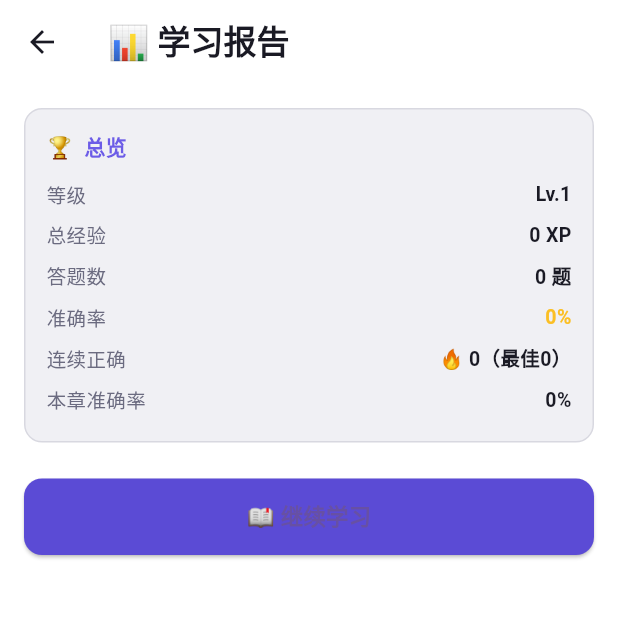
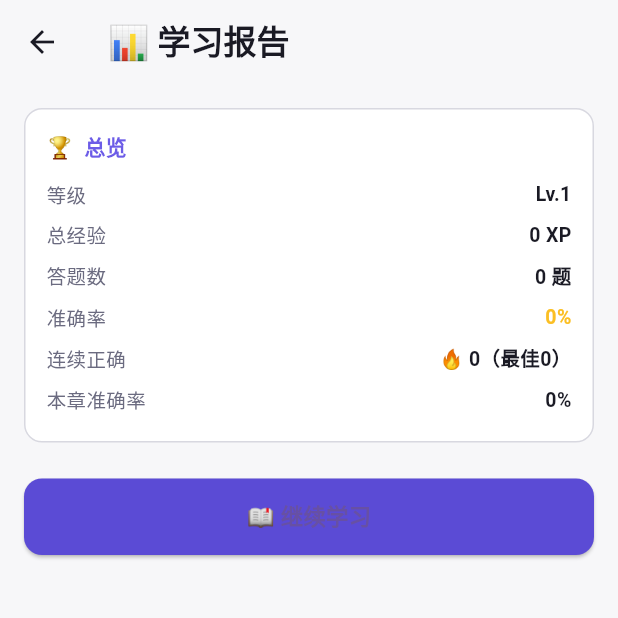
Before and after one commit to congxin070708/eureka, a Flutter app: the ReportScreen screen opened directly with empty values, on a phone screen of 412 x 824 dp, the top half of it. Run offline on Flutter 3.47's test engine with Material 3 defaults, Android fonts, the phone set to English and light mode, and no system bars; our stand-ins replace file_picker, flutter_local_notifications, flutter_riverpod, flutter_secure_storage, share_plus, shared_preferences and 2 more; accounts and stored records are empty; Roboto replaces fonts that are missing (AppFont).

Commit message:
完善: report_screen接入Riverpod + 语义色 + 输入验证单元测试
- report_screen.dart: 从 StatelessWidget 改为 ConsumerWidget,
  改用 ref.watch(studyEngineProvider) 读取引擎数据
- app_theme.dart: 新增语义状态色(success/warning/error/info/dimGray)
- chat_bubble/demo_panel: withOpacity 统一为 withValues(alpha:)
- learn_screen.dart: 硬编码颜色改用 AppTheme 语义色
- 新增 test/input_validation_test.dart:
  4个测试组、30+测试用例,覆盖学科名验证/追问识别/
  其他学科识别/无关输入拦截/目的识别

```diff
--- a/lib/app_theme.dart
+++ b/lib/app_theme.dart
@@ -23,6 +23,13 @@ class AppTheme {
   static const Color taskLocked = Color(0xFF9a9aae);
   static Color get taskActive => accent;
   static const Color taskDone = Color(0xFF22c55e);
+
+  // ── 语义状态色(明暗通用,保证对比度) ──
+  static const Color success = Color(0xFF22c55e);  // ✅ 成功/正确/已完成
+  static const Color warning = Color(0xFFf97316);  // ⚠️ 提醒/待复习
+  static const Color error = Color(0xFFef4444);    // ❌ 错误/删除
+  static const Color info = Color(0xFFeab308);     // 💡 提示/经验值
+  static const Color dimGray = Color(0xFF888888);  // ⚪ 中性灰(通用)
 
   // ── 价值颜色分级（从高到低,明暗通用） ──
   static Color valueColor(int score) {
--- a/lib/screens/learn_screen.dart
+++ b/lib/screens/learn_screen.dart
@@ -557,7 +557,7 @@ class _LearnScreenState extends ConsumerState<LearnScreen> {
         ScaffoldMessenger.of(context).showSnackBar(
           const SnackBar(
             content: Text('📌 已收藏过'),
-            backgroundColor: Color(0xFF888888),
+            backgroundColor: AppTheme.dimGray,
             duration: Duration(seconds: 1),
           ),
         );
@@ -593,7 +593,7 @@ class _LearnScreenState extends ConsumerState<LearnScreen> {
               ScaffoldMessenger.of(context).showSnackBar(
                 SnackBar(
                   content: const Text('✅ 已保存'),
-                  backgroundColor: const Color(0xFF22c55e),
+                  backgroundColor: AppTheme.success,
                   duration: const Duration(seconds: 1),
                 ),
               );
--- a/lib/screens/report_screen.dart
+++ b/lib/screens/report_screen.dart
@@ -1,27 +1,31 @@
 import 'package:flutter/material.dart';
+import 'package:flutter_riverpod/flutter_riverpod.dart';
 import '../study_engine.dart';
 import '../app_theme.dart';
+import '../providers/app_providers.dart';
 
-class ReportScreen extends StatelessWidget {
-  final StudyEngine engine;
+/// 学习报告页面 - 改用 Riverpod 读取引擎数据
+class ReportScreen extends ConsumerWidget {
   final String subject;
-        ReportScreen({super.key, required this.engine, required this.subject});
+  const ReportScreen({super.key, required this.subject});
 
   @override
-  Widget build(BuildContext context) {
-    final e = engine;
+  Widget build(BuildContext context, WidgetRef ref) {
+    final e = ref.watch(studyEngineProvider);
     final sub = e.getSubject(subject);
 
     return Scaffold(
-      backgroundColor: AppTheme.surface,
+      backgroundColor: AppTheme.bg,
       appBar: AppBar(
-        backgroundColor: AppTheme.surface,
+        backgroundColor: AppTheme.bg,
         elevation: 0,
         leading: IconButton(
           icon: Icon(Icons.arrow_back, color: AppTheme.textPrimary),
           onPressed: () => Navigator.pop(context),
         ),
-        title:       Text('📊 学习报告', style: TextStyle(color: AppTheme.textPrimary, fontWeight: FontWeight.w700)),
+        title: Text('📊 学习报告',
+            style: TextStyle(
+                color: AppTheme.textPrimary, fontWeight: FontWeight.w700)),
       ),
       body: ListView(
         padding: const EdgeInsets.all(16),
@@ -32,7 +36,10 @@ class ReportScreen extends StatelessWidget {
               _Row('等级', 'Lv.${e.level}'),
               _Row('总经验', '${e.totalXp} XP'),
               _Row('答题数', '${e.totalQ} 题'),
-              _Row('准确率', '${e.accuracy}%', color: e.accuracy >= 60 ? const Color(0xFF4ade80) : const Color(0xFFfbbf24)),
+              _Row('准确率', '${e.accuracy}%',
+                  color: e.accuracy >= 60
+                      ? const Color(0xFF4ade80)
+                      : const Color(0xFFfbbf24)),
               _Row('连续正确', '🔥 ${e.streak}（最佳${e.bestStreak}）'),
               _Row('本章准确率', '${sub.accuracy}%'),
             ],
@@ -40,12 +47,14 @@ class ReportScreen extends StatelessWidget {
           if (e.history.isNotEmpty)
             _Card(
               title: '📝 最近记录',
-              children: e.history.take(10).map((h) => _Row(
+              children: e.history.take(10).map((h) {
+                return _Row(
                   '${h.score >= 60 ? "✅" : "❌"} ${h.subject}',
                   '${h.score}分 +${h.xpGain}XP',
-              )).toList(),
+                );
+              }).toList(),
             ),
-                SizedBox(height: 16),
+          const SizedBox(height: 16),
           SizedBox(
             width: double.infinity,
             child: ElevatedButton(
@@ -53,9 +62,12 @@ class ReportScreen extends StatelessWidget {
               style: ElevatedButton.styleFrom(
                 backgroundColor: AppTheme.accent,
                 padding: const EdgeInsets.symmetric(vertical: 14),
-                shape: RoundedRectangleBorder(borderRadius: BorderRadius.circular(12)),
+                shape: RoundedRectangleBorder(
+                    borderRadius: BorderRadius.circular(12)),
               ),
-              child: const Text('📖 继续学习', style: TextStyle(fontSize: 15, fontWeight: FontWeight.w600)),
+              child: const Text('📖 继续学习',
+                  style:
+                      TextStyle(fontSize: 15, fontWeight: FontWeight.w600)),
             ),
           ),
         ],
@@ -73,16 +85,20 @@ class _Card extends StatelessWidget {
   Widget build(BuildContext context) {
     return Container(
       margin: const EdgeInsets.only(bottom: 8),
-      padding:       EdgeInsets.all(14),
+      padding: const EdgeInsets.all(14),
       decoration: BoxDecoration(
-        color: AppTheme.surfaceLight,
+        color: AppTheme.surface,
         border: Border.all(color: AppTheme.border),
         borderRadius: BorderRadius.circular(12),
       ),
       child: Column(
         crossAxisAlignment: CrossAxisAlignment.start,
         children: [
-          Text(title, style: TextStyle(fontSize: 14, fontWeight: FontWeight.w600, color: AppTheme.accentGlow)),
+          Text(title,
+              style: TextStyle(
+                  fontSize: 14,
+                  fontWeight: FontWeight.w600,
+                  color: AppTheme.accentGlow)),
           const SizedBox(height: 8),
           ...children,
         ],
@@ -91,15 +107,29 @@ class _Card extends StatelessWidget {
   }
 }
 
-Widget _Row(String label, String value, {Color? color}) {
+class _Row extends StatelessWidget {
+  final String label;
+  final String value;
+  final Color? color;
+  const _Row(this.label, this.value, {this.color});
+
+  @override
+  Widget build(BuildContext context) {
     return Padding(
-    padding:       EdgeInsets.symmetric(vertical: 4),
+      padding: const EdgeInsets.symmetric(vertical: 4),
       child: Row(
         mainAxisAlignment: MainAxisAlignment.spaceBetween,
         children: [
-        Text(label, style: TextStyle(fontSize: 13, color: AppTheme.textSecondary)),
-        Text(value, style: TextStyle(fontSize: 13, fontWeight: FontWeight.w600, color: color ?? AppTheme.textPrimary)),
+          Text(label,
+              style:
+                  TextStyle(fontSize: 13, color: AppTheme.textSecondary)),
+          Text(value,
+              style: TextStyle(
+                  fontSize: 13,
+                  fontWeight: FontWeight.w600,
+                  color: color ?? AppTheme.textPrimary)),
         ],
       ),
     );
   }
+}
--- a/lib/widgets/chat_bubble.dart
+++ b/lib/widgets/chat_bubble.dart
@@ -65,7 +65,7 @@ class ChatBubble extends StatelessWidget {
         decoration: BoxDecoration(
           color: AppTheme.surface,
           borderRadius: BorderRadius.circular(12),
-          border: Border.all(color: AppTheme.accent.withOpacity(0.2)),
+          border: Border.all(color: AppTheme.accent.withValues(alpha: 0.2)),
         ),
         child: Column(
           crossAxisAlignment: CrossAxisAlignment.start,
@@ -97,10 +97,10 @@ class ChatBubble extends StatelessWidget {
                     padding: const EdgeInsets.symmetric(
                         horizontal: 10, vertical: 4),
                     decoration: BoxDecoration(
-                      color: AppTheme.accent.withOpacity(0.15),
+                      color: AppTheme.accent.withValues(alpha: 0.15),
                       borderRadius: BorderRadius.circular(6),
                       border: Border.all(
-                          color: AppTheme.accent.withOpacity(0.3)),
+                          color: AppTheme.accent.withValues(alpha: 0.3)),
                     ),
                     child: Row(
                       mainAxisSize: MainAxisSize.min,
--- a/lib/widgets/demo_panel.dart
+++ b/lib/widgets/demo_panel.dart
@@ -93,7 +93,7 @@ class DemoPanel extends StatelessWidget {
         borderRadius: BorderRadius.circular(10),
         border: Border.all(
             color: kp.isMastered
-                ? const Color(0xFF22c55e).withOpacity(0.4)
+                ? const Color(0xFF22c55e).withValues(alpha: 0.4)
                 : AppTheme.border),
       ),
       child: Column(
```
Also changed, not shown: 1 other file. Lines whose indentation alone changed are shown as unchanged.
